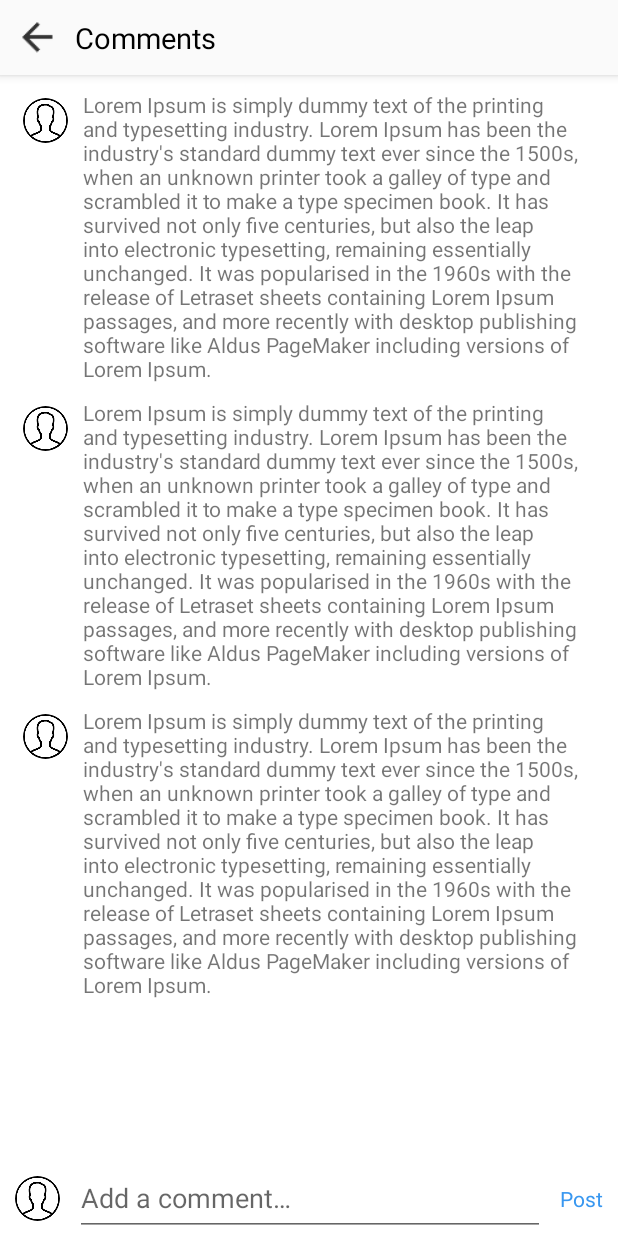
After one commit to dmadunts/Instagram, an Android app: the layout activity_comments.xml on its own in the app's theme, with its tools: preview values and no code run, on a phone screen of 412 x 824 dp. The commit adds this screen. Run offline under Robolectric (Android 15) with nearby library versions, the phone set to English and light mode, and no system bars.

Commit message:
Started CommentsActivity.

```diff
--- a/app/src/main/AndroidManifest.xml
+++ b/app/src/main/AndroidManifest.xml
@@ -33,7 +33,7 @@
                 android:name=".screens.register.RegisterActivity"
                 android:windowSoftInputMode="stateVisible|adjustResize">
         </activity>
-
+        <activity android:name=".screens.comments.CommentsActivity"/>
         <provider
                 android:name="android.support.v4.content.FileProvider"
                 android:authorities="com.example.renai.instagram.fileprovider"
--- /dev/null
+++ b/app/src/main/java/com/example/renai/instagram/screens/comments/CommentsActivity.kt
@@ -0,0 +1,33 @@
+package com.example.renai.instagram.screens.comments
+
+import android.content.Context
+import android.content.Intent
+import android.os.Bundle
+import android.support.v7.widget.LinearLayoutManager
+import com.example.renai.instagram.R
+import com.example.renai.instagram.screens.common.BaseActivity
+import com.example.renai.instagram.screens.common.setupAuthGuard
+import kotlinx.android.synthetic.main.activity_comments.*
+
+class CommentsActivity : BaseActivity() {
+    private lateinit var mAdapter: CommentsAdapter
+    override fun onCreate(savedInstanceState: Bundle?) {
+        super.onCreate(savedInstanceState)
+        setContentView(R.layout.activity_comments)
+
+        setupAuthGuard {
+            comments_recycler.layoutManager = LinearLayoutManager(this)
+            mAdapter = CommentsAdapter()
+            comments_recycler.adapter = mAdapter
+        }
+    }
+
+    companion object {
+        private const val EXTRA_POST_ID = "POST_ID"
+        fun start(context: Context, postId: String) {
+            val intent = Intent(context, CommentsActivity::class.java)
+            intent.putExtra(EXTRA_POST_ID, postId)
+            context.startActivity(intent)
+        }
+    }
+}
--- /dev/null
+++ b/app/src/main/java/com/example/renai/instagram/screens/comments/CommentsAdapter.kt
@@ -0,0 +1,21 @@
+package com.example.renai.instagram.screens.comments
+
+import android.support.v7.widget.RecyclerView
+import android.view.View
+import android.view.ViewGroup
+
+class CommentsAdapter : RecyclerView.Adapter<CommentsAdapter.ViewHolder>() {
+    override fun onCreateViewHolder(p0: ViewGroup, p1: Int): ViewHolder {
+        TODO("not implemented") //To change body of created functions use File | Settings | File Templates.
+    }
+
+    override fun getItemCount(): Int {
+        TODO("not implemented") //To change body of created functions use File | Settings | File Templates.
+    }
+
+    override fun onBindViewHolder(p0: ViewHolder, p1: Int) {
+        TODO("not implemented") //To change body of created functions use File | Settings | File Templates.
+    }
+
+    class ViewHolder(private val view: View) : RecyclerView.ViewHolder(view)
+}
--- a/app/src/main/java/com/example/renai/instagram/screens/home/FeedAdapter.kt
+++ b/app/src/main/java/com/example/renai/instagram/screens/home/FeedAdapter.kt
@@ -27,6 +27,7 @@ class FeedAdapter(private var listener: Listener) :
     interface Listener {
         fun toggleLike(postId: String)
         fun loadLikes(postId: String, position: Int)
+        fun openComments(postId: String)
     }
 
     class ViewHolder(val view: View) : RecyclerView.ViewHolder(view)
@@ -73,6 +74,7 @@ class FeedAdapter(private var listener: Listener) :
                 if (likes.likedByUser) R.drawable.ic_likes_active
                 else R.drawable.ic_likes_border
             )
+            comment_image.setOnClickListener { listener.openComments(post.id) }
             listener.loadLikes(post.id, position)
         }
     }
--- a/app/src/main/java/com/example/renai/instagram/screens/home/HomeActivity.kt
+++ b/app/src/main/java/com/example/renai/instagram/screens/home/HomeActivity.kt
@@ -4,6 +4,7 @@ import android.arch.lifecycle.Observer
 import android.os.Bundle
 import android.support.v7.widget.LinearLayoutManager
 import com.example.renai.instagram.R
+import com.example.renai.instagram.screens.comments.CommentsActivity
 import com.example.renai.instagram.screens.common.BaseActivity
 import com.example.renai.instagram.screens.common.setupAuthGuard
 import com.example.renai.instagram.screens.common.setupBottomNavigation
@@ -34,6 +35,11 @@ class HomeActivity : BaseActivity(), FeedAdapter.Listener {
                     mAdapter.updatePosts(it)
                 }
             })
+            mViewModel.goToCommentsScreen.observe(this, Observer {
+                it?.let { postId ->
+                    CommentsActivity.start(this, postId)
+                }
+            })
         }
     }
 
@@ -50,4 +56,8 @@ class HomeActivity : BaseActivity(), FeedAdapter.Listener {
             })
         }
     }
+
+    override fun openComments(postId: String) {
+        mViewModel.openComments(postId)
+    }
 }
--- a/app/src/main/java/com/example/renai/instagram/screens/home/HomeViewModel.kt
+++ b/app/src/main/java/com/example/renai/instagram/screens/home/HomeViewModel.kt
@@ -2,11 +2,10 @@ package com.example.renai.instagram.screens.home
 
 import android.arch.lifecycle.LiveData
 import android.arch.lifecycle.ViewModel
+import com.example.renai.instagram.common.SingleLiveEvent
 import com.example.renai.instagram.data.FeedPostsRepository
 import com.example.renai.instagram.data.common.map
-import com.example.renai.instagram.data.firebase.FirebaseUsersRepository
 import com.example.renai.instagram.models.FeedPost
-import com.example.renai.instagram.models.User
 import com.google.android.gms.tasks.OnFailureListener
 
 class HomeViewModel(
@@ -16,6 +15,8 @@ class HomeViewModel(
     lateinit var uid: String
     lateinit var feedPosts: LiveData<List<FeedPost>>
     private var loadedLikes = mapOf<String, LiveData<FeedPostLikes>>()
+    private val _goToCommentsScreen = SingleLiveEvent<String>()
+    val goToCommentsScreen = _goToCommentsScreen
 
     fun init(uid: String) {
         this.uid = uid
@@ -44,4 +45,9 @@ class HomeViewModel(
             return existingLoadedLikes
         }
     }
+
+
+    fun openComments(postId: String) {
+        _goToCommentsScreen.value = postId
+    }
 }
--- a/app/src/main/res/layout/activity_add_friends.xml
+++ b/app/src/main/res/layout/activity_add_friends.xml
@@ -5,6 +5,8 @@
                                              android:layout_height="match_parent">
 
     <android.support.v7.widget.Toolbar
+            app:layout_constraintTop_toTopOf="parent"
+            app:layout_constraintRight_toRightOf="parent"
             android:id="@+id/toolbar"
             style="@style/toolbar"
             app:contentInsetStart="0dp">
--- /dev/null
+++ b/app/src/main/res/layout/activity_comments.xml
@@ -0,0 +1,91 @@
+<?xml version="1.0" encoding="utf-8"?>
+<android.support.constraint.ConstraintLayout xmlns:android="http://schemas.android.com/apk/res/android"
+                                             xmlns:app="http://schemas.android.com/apk/res-auto"
+                                             xmlns:tools="http://schemas.android.com/tools"
+                                             android:layout_width="match_parent"
+                                             android:layout_height="match_parent"
+                                             android:background="@color/white"
+        >
+
+    <android.support.v7.widget.Toolbar
+            app:layout_constraintTop_toTopOf="parent"
+            app:layout_constraintRight_toRightOf="parent"
+            android:id="@+id/toolbar"
+            style="@style/toolbar"
+            app:contentInsetStart="0dp"
+            >
+
+        <android.support.constraint.ConstraintLayout
+                android:layout_width="match_parent"
+                android:layout_height="wrap_content"
+                >
+
+            <ImageView
+                    android:id="@+id/back_image"
+                    style="@style/icon"
+                    android:src="@drawable/ic_back"
+                    app:layout_constraintBottom_toBottomOf="parent"
+                    app:layout_constraintStart_toStartOf="parent"
+                    app:layout_constraintTop_toTopOf="parent"
+                    />
+
+            <TextView
+                    style="@style/toolbar_title"
+                    android:text="@string/comments"
+                    android:textColor="@color/black"
+                    app:layout_constraintBottom_toBottomOf="parent"
+                    app:layout_constraintStart_toEndOf="@id/back_image"
+                    app:layout_constraintTop_toTopOf="parent"
+                    />
+
+        </android.support.constraint.ConstraintLayout>
+    </android.support.v7.widget.Toolbar>
+
+    <android.support.v7.widget.RecyclerView
+            android:id="@+id/comments_recycler"
+            tools:listitem="@layout/comments_item"
+            android:layout_width="0dp"
+            android:layout_height="0dp"
+            app:layout_constraintStart_toStartOf="parent"
+            app:layout_constraintEnd_toEndOf="parent"
+            app:layout_constraintBottom_toTopOf="@id/post_comment_layout"
+            app:layout_constraintTop_toBottomOf="@id/toolbar"
+            />
+
+    <LinearLayout
+            android:id="@+id/post_comment_layout"
+            android:orientation="horizontal"
+            android:layout_width="0dp"
+            android:layout_height="wrap_content"
+            app:layout_constraintBottom_toBottomOf="parent"
+            app:layout_constraintStart_toStartOf="parent"
+            app:layout_constraintEnd_toEndOf="parent"
+            >
+
+        <de.hdodenhof.circleimageview.CircleImageView
+                style="@style/icon"
+                tools:src="@drawable/person"
+                />
+
+        <EditText
+                android:id="@+id/comment_text"
+                android:layout_width="0dp"
+                android:layout_height="match_parent"
+                android:layout_weight="1"
+                android:hint="@string/add_a_comment"
+                android:inputType="text"
+                />
+
+        <TextView
+                android:id="@+id/post_comment_btn"
+                android:layout_width="wrap_content"
+                android:layout_height="match_parent"
+                android:text="@string/post"
+                android:textColor="@color/blue"
+                android:gravity="center_vertical"
+                android:paddingEnd="10dp"
+                android:paddingStart="10dp"
+                />
+    </LinearLayout>
+
+</android.support.constraint.ConstraintLayout>
--- /dev/null
+++ b/app/src/main/res/layout/comments_item.xml
@@ -0,0 +1,30 @@
+<?xml version="1.0" encoding="utf-8"?>
+<android.support.constraint.ConstraintLayout
+        xmlns:android="http://schemas.android.com/apk/res/android"
+        xmlns:app="http://schemas.android.com/apk/res-auto"
+        xmlns:tools="http://schemas.android.com/tools"
+        android:layout_width="match_parent"
+        android:layout_height="wrap_content"
+        >
+
+    <de.hdodenhof.circleimageview.CircleImageView
+            android:id="@+id/photo"
+            tools:src="@drawable/person"
+            style="@style/icon"
+            app:layout_constraintStart_toStartOf="parent"
+            app:layout_constraintTop_toTopOf="parent"
+            android:layout_margin="5dp"
+            />
+
+    <TextView
+            android:id="@+id/text"
+            android:layout_width="0dp"
+            android:layout_height="wrap_content"
+            app:layout_constraintStart_toEndOf="@id/photo"
+            app:layout_constraintEnd_toEndOf="parent"
+            app:layout_constraintTop_toTopOf="parent"
+            tools:text="@string/lorem_ipsum"
+            android:layout_marginTop="10dp"
+            android:layout_marginEnd="10dp"
+            />
+</android.support.constraint.ConstraintLayout>
--- a/app/src/main/res/values/strings.xml
+++ b/app/src/main/res/values/strings.xml
@@ -51,6 +51,10 @@
     <string name="post_added">Post added</string>
     <string name="camera_not_found">Camera not found</string>
     <string name="enter_email_and_password">Please enter your email and password</string>
+    <string name="comments">Comments</string>
+    <string name="post">Post</string>
+    <string name="add_a_comment">Add a comment…</string>
+    <string name="lorem_ipsum">Lorem Ipsum is simply dummy text of the printing and typesetting industry. Lorem Ipsum has been the industry\'s standard dummy text ever since the 1500s, when an unknown printer took a galley of type and scrambled it to make a type specimen book. It has survived not only five centuries, but also the leap into electronic typesetting, remaining essentially unchanged. It was popularised in the 1960s with the release of Letraset sheets containing Lorem Ipsum passages, and more recently with desktop publishing software like Aldus PageMaker including versions of Lorem Ipsum.</string>
     <string-array name="genders_array">
         <item>Not Specified</item>
         <item>Male</item>
```
